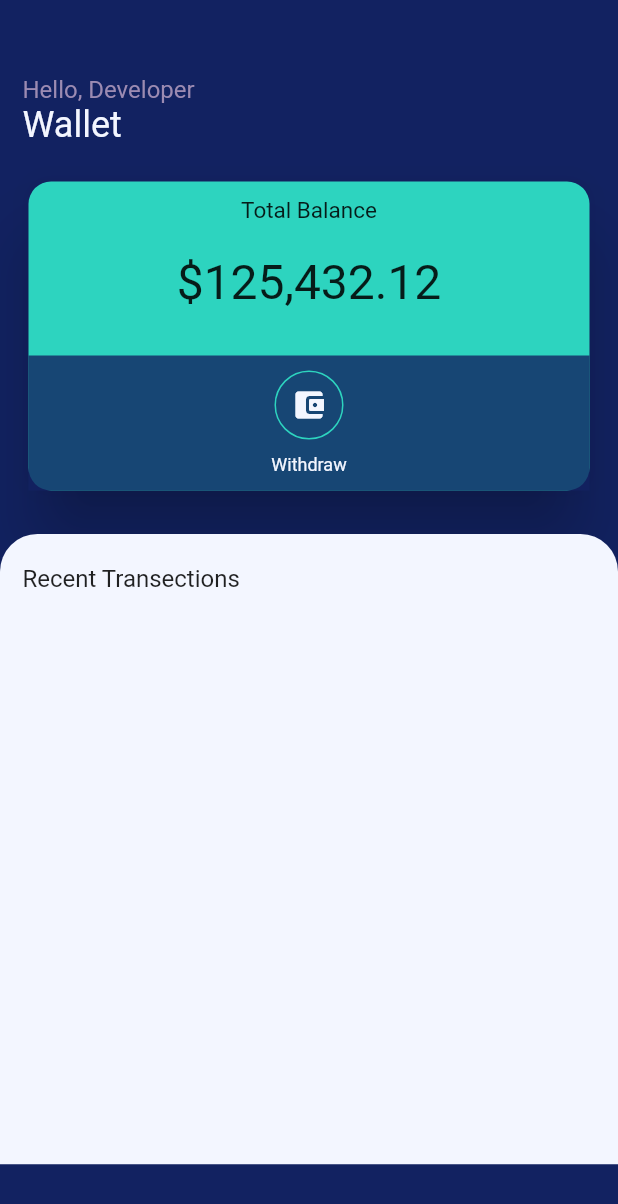
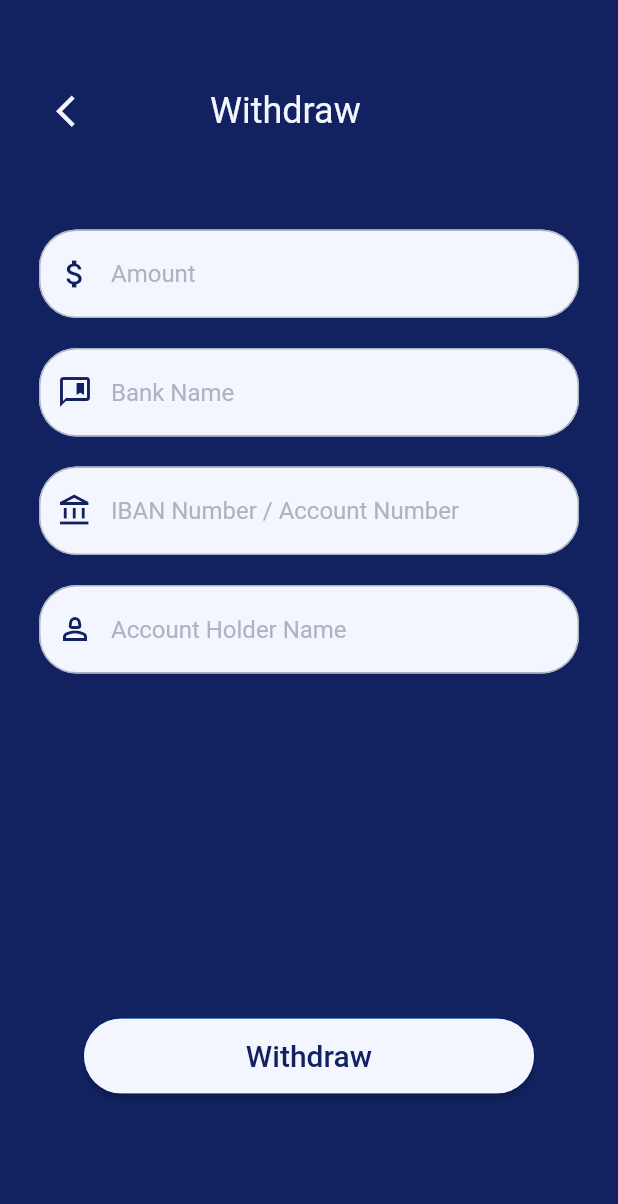
Before and after one commit to talha261/FYP-PureH2O, a Flutter app: the WalletScreen screen opened directly, after a tap on "Withdraw", on a phone screen of 412 x 824 dp. Shown: the top 1204 px of the screen. Run offline on Flutter 3.47's test engine with Material 2 defaults, Android fonts, the phone set to English and light mode, and no system bars; our stand-ins replace fl_chart, image_picker, pinput; network calls fail; Roboto replaces fonts that are missing (Poppins400, Poppins500, Poppins600).

Commit message:
Withdraw Screen Complete

```diff
--- a/lib/Screeens/Common/Profile.dart
+++ b/lib/Screeens/Common/Profile.dart
@@ -33,7 +33,11 @@ class _ProfileScreenState extends State<ProfileScreen> {
           child: Column(
             crossAxisAlignment: CrossAxisAlignment.start,
             children: [
-              HeaderWithBackButton(screenName: "Profile"),
+              HeaderWithBackButton(
+                buttonColor: AppColors.buttonColor,
+                screenName: "Profile",
+                backgroundcolor: AppColors.backgroundColor,
+              ),
               Container(
                 child: Row(
                   children: [
--- a/lib/Screeens/Common/Wallet.dart
+++ b/lib/Screeens/Common/Wallet.dart
@@ -1,6 +1,7 @@
 import 'package:flutter/material.dart';
 import 'package:pureh20/Utils/Colors.dart';
 import 'package:pureh20/Widgets/WhiteButton.dart';
+import 'package:pureh20/Widgets/Withdraw.dart';
 
 class WalletScreen extends StatefulWidget {
   const WalletScreen({super.key});
@@ -76,7 +77,12 @@ class _WalletScreenState extends State<WalletScreen> {
                             mainAxisAlignment: MainAxisAlignment.center,
                             children: [
                               InkWell(
-                                onTap: () => null,
+                                onTap: () {
+                                  Navigator.push(
+                                      context,
+                                      MaterialPageRoute(
+                                          builder: (context) => Withdraw()));
+                                },
                                 child: Column(
                                   children: [
                                     Container(
--- a/lib/Screeens/Shop/DashBoard.dart
+++ b/lib/Screeens/Shop/DashBoard.dart
@@ -30,7 +30,7 @@ class _homepageState extends State<homepage> {
                 children: [
                   HeaderComponent(
                     icon: Icons.apple,
-                    name: "Develop",
+                    name: "Developer",
                     onPress: () => Scaffold.of(context).openDrawer(),
                   )
                 ],
--- a/lib/Widgets/HeaderWithBackButton.dart
+++ b/lib/Widgets/HeaderWithBackButton.dart
@@ -3,15 +3,20 @@ import 'package:pureh20/Utils/Colors.dart';
 
 class HeaderWithBackButton extends StatelessWidget {
   final String screenName;
+  final Color backgroundcolor;
+  final Color buttonColor;
 
   // constructor
-  const HeaderWithBackButton({required this.screenName});
+  const HeaderWithBackButton(
+      {required this.screenName,
+      required this.backgroundcolor,
+      required this.buttonColor});
 
   @override
   Widget build(BuildContext context) {
     return Container(
       padding: const EdgeInsets.only(left: 10, bottom: 20),
-      color: AppColors.backgroundColor,
+      color: backgroundcolor,
       child: Row(
         crossAxisAlignment: CrossAxisAlignment.center,
         children: [
@@ -21,12 +26,13 @@ class HeaderWithBackButton extends StatelessWidget {
                 size: 25,
               ),
               onPressed: () => Navigator.of(context).pop(),
-              color: AppColors.buttonColor),
+              color: buttonColor),
           Container(
             margin: EdgeInsets.only(left: 66),
             child: Text(
               screenName,
               style: TextStyle(
+                color: buttonColor,
                 fontFamily: "Poppins600",
                 fontSize: 24,
               ),
--- a/lib/Widgets/WhiteButton.dart
+++ b/lib/Widgets/WhiteButton.dart
@@ -34,6 +34,7 @@ class WhiteButton extends StatelessWidget {
               text,
               textAlign: TextAlign.center,
               style: const TextStyle(
+                fontSize: 20,
                 color: AppColors.buttonColor,
                 fontFamily: "Poppins500",
               ),
--- /dev/null
+++ b/lib/Widgets/Whitetextinput.dart
@@ -0,0 +1,51 @@
+import 'package:flutter/material.dart';
+import 'package:pureh20/Utils/Colors.dart';
+
+class whiteTextInput extends StatelessWidget {
+  final TextEditingController controller;
+  final String hintText;
+  final IconData prefixIcon;
+  final bool icon;
+  final bool obscureText;
+
+  const whiteTextInput({
+    Key? key,
+    required this.controller,
+    required this.hintText,
+    required this.prefixIcon,
+    this.icon = false,
+    this.obscureText = false,
+  }) : super(key: key);
+
+  @override
+  Widget build(BuildContext context) {
+    return Container(
+      padding: const EdgeInsets.symmetric(vertical: 10.0, horizontal: 10.0),
+      child: TextFormField(
+        style: const TextStyle(
+            color: AppColors.inputTextColor, fontFamily: "Poppins400"),
+        controller: controller,
+        obscureText: obscureText,
+        decoration: InputDecoration(
+          filled: true,
+          fillColor: AppColors.backgroundColor,
+          focusedBorder: OutlineInputBorder(
+              borderRadius: BorderRadius.circular(25),
+              borderSide:
+                  const BorderSide(color: AppColors.backgroundColor, width: 2)),
+          hintText: hintText,
+          hintStyle: const TextStyle(color: AppColors.placeHolderColor),
+          prefixIcon: icon
+              ? Icon(
+                  prefixIcon,
+                  color: AppColors.inputTextColor,
+                )
+              : null,
+          enabledBorder: OutlineInputBorder(
+              borderRadius: BorderRadius.circular(25),
+              borderSide: const BorderSide(color: AppColors.placeHolderColor)),
+        ),
+      ),
+    );
+  }
+}
--- /dev/null
+++ b/lib/Widgets/Withdraw.dart
@@ -0,0 +1,87 @@
+import 'package:flutter/material.dart';
+import 'package:pureh20/Screeens/Common/Wallet.dart';
+import 'package:pureh20/Utils/Colors.dart';
+import 'package:pureh20/Widgets/HeaderWithBackButton.dart';
+import 'package:pureh20/Widgets/TextInput.dart';
+
+import 'WhiteButton.dart';
+import 'Whitetextinput.dart';
+
+class Withdraw extends StatefulWidget {
+  const Withdraw({super.key});
+
+  @override
+  State<Withdraw> createState() => _WithdrawState();
+}
+
+class _WithdrawState extends State<Withdraw> {
+  TextEditingController amountController = TextEditingController();
+  TextEditingController banknameController = TextEditingController();
+  TextEditingController accountnumberController = TextEditingController();
+  TextEditingController holdernameController = TextEditingController();
+
+  @override
+  Widget build(BuildContext context) {
+    return Scaffold(
+        resizeToAvoidBottomInset: false,
+        backgroundColor: AppColors.buttonColor,
+        body: SingleChildScrollView(
+            child: Padding(
+                padding:
+                    const EdgeInsets.symmetric(horizontal: 16.0, vertical: 50),
+                child: Column(
+                    crossAxisAlignment: CrossAxisAlignment.start,
+                    children: [
+                      HeaderWithBackButton(
+                        buttonColor: AppColors.backgroundColor,
+                        screenName: "Withdraw",
+                        backgroundcolor: AppColors.buttonColor,
+                      ),
+                      SizedBox(
+                        height: 25,
+                      ),
+                      Container(
+                          child: Column(children: [
+                        whiteTextInput(
+                          controller: amountController,
+                          hintText: "Amount",
+                          prefixIcon: Icons.attach_money_outlined,
+                          icon: true,
+                        ),
+                        Container(
+                            child: Column(children: [
+                          whiteTextInput(
+                            controller: banknameController,
+                            hintText: "Bank Name",
+                            prefixIcon: Icons.comment_bank_outlined,
+                            icon: true,
+                          ),
+                          Container(
+                              child: Column(children: [
+                            whiteTextInput(
+                              controller: accountnumberController,
+                              hintText: "IBAN Number / Account Number",
+                              prefixIcon: Icons.account_balance_outlined,
+                              icon: true,
+                            ),
+                            Container(
+                              child: Column(children: [
+                                whiteTextInput(
+                                  controller: holdernameController,
+                                  hintText: "Account Holder Name",
+                                  prefixIcon: Icons.person_2_outlined,
+                                  icon: true,
+                                ),
+                                SizedBox(
+                                  height: 220,
+                                ),
+                                WhiteButton(
+                                    text: "Withdraw", onPressed: () => null)
+                              ]),
+                            )
+                          ]))
+                        ]))
+                      ]))
+                    ]))));
+  }
+}
--- a/lib/splash.dart
+++ b/lib/splash.dart
@@ -25,12 +25,12 @@ class _SplashState extends State<Splash> {
 
   Widget build(BuildContext context) {
     return Scaffold(
-      backgroundColor: AppColors.backgroundColor,
+      backgroundColor: AppColors.buttonColor,
       body: Center(
         child: Container(
-            padding: const EdgeInsets.all(10.0),
+            padding: const EdgeInsets.all(35.0),
             child: Image.asset(
-              'assets/images/logo.png',
+              'assets/images/whitelogo.png',
               fit: BoxFit.cover,
             )),
       ),
--- a/pubspec.yaml
+++ b/pubspec.yaml
@@ -7,6 +7,7 @@ version: 1.0.0+1
 
 environment:
   sdk: '>=2.19.3 <3.0.0'
+
 dependencies:
   flutter:
     sdk: flutter
@@ -66,3 +67,4 @@ flutter:
   assets:
     - assets/images/logo.png
     - assets/images/profile_image.png
+    - assets/images/whitelogo.png
```
Also changed, not shown: assets/images/whitelogo.png (added).
